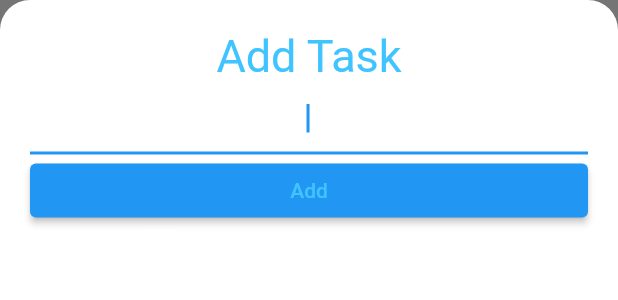
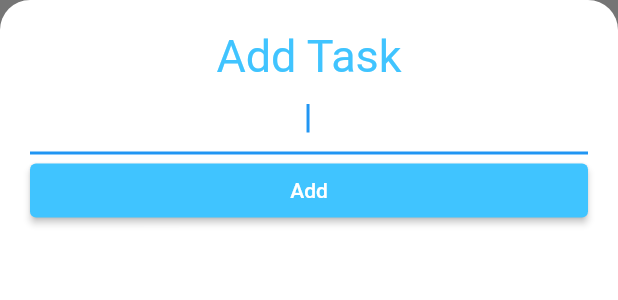
Before and after one commit to enzorva/todoey, a Flutter app: the AddTaskScreen widget shown alone on an empty page, opened directly, after a tap on "Add", on a phone screen of 412 x 824 dp. Shown: the top 300 px of the screen. Run offline on Flutter 3.47's test engine with Material 2 defaults, Android fonts, the phone set to English and light mode, and no system bars; statements that could not run were skipped.

Commit message:
giving functionality to the add task button

```diff
--- a/lib/screens/add_tasks_screen.dart
+++ b/lib/screens/add_tasks_screen.dart
@@ -1,4 +1,7 @@
 import 'package:flutter/material.dart';
+import 'package:todoey/models/task.dart';
+import 'package:todoey/models/task_data.dart';
+import 'package:provider/provider.dart';
 
 class AddTaskScreen extends StatelessWidget {
   @override
@@ -35,13 +38,18 @@ class AddTaskScreen extends StatelessWidget {
               },
             ),
             ElevatedButton(
+              style: const ButtonStyle(
+                  backgroundColor:
+                      MaterialStatePropertyAll(Colors.lightBlueAccent)),
               onPressed: () {
-                print(newTaskTitle);
+                Provider.of<TaskData>(context, listen: false)
+                    .addTask(newTaskTitle);
+                Navigator.pop(context);
               },
               child: const Text(
                 'Add',
                 style: TextStyle(
-                  color: Colors.lightBlueAccent,
+                  color: Colors.white,
                 ),
               ),
             )
```
